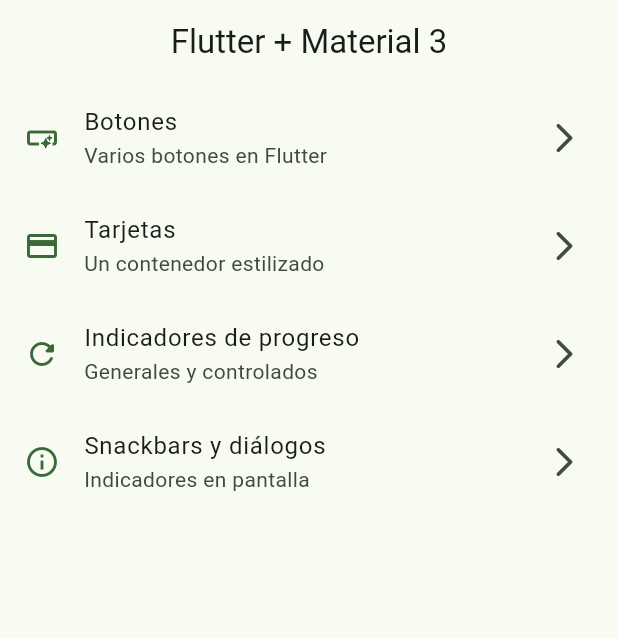
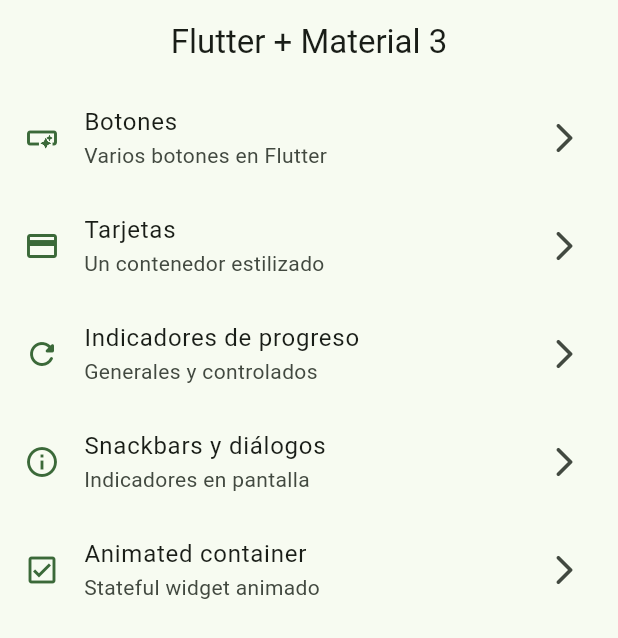
Before and after one commit to lucasgil1804/app_flutter_widgets, a Flutter app: the screen it shows after launch, on a phone screen of 412 x 824 dp. Shown: the top 638 px of the screen. Run offline on Flutter 3.47's test engine with Material 3 defaults, Android fonts, the phone set to English and light mode, and no system bars; our stand-ins replace go_router.

Commit message:
Animated container terminado

```diff
--- a/lib/config/menu/menu_items.dart
+++ b/lib/config/menu/menu_items.dart
@@ -34,4 +34,9 @@ const appMenuItems = <MenuItems>[
       subTitle: 'Indicadores en pantalla',
       link: '/snackbars',
       icon: Icons.info_outline),
+  MenuItems(
+      title: 'Animated container',
+      subTitle: 'Stateful widget animado',
+      link: '/animated',
+      icon: Icons.check_box_outlined),
 ];
--- a/lib/config/router/app_router.dart
+++ b/lib/config/router/app_router.dart
@@ -24,6 +24,10 @@ final appRouter = GoRouter(
     GoRoute(
       path: '/snackbars',
       builder: (context, state) => SnackbarScreen(),
+    ),
+    GoRoute(
+      path: '/animated',
+      builder: (context, state) => AnimatedScreen(),
     )
   ],
 );
```
Also changed, not shown: lib/presentation/screens/animated/animated_screen.dart (+45 -2 lines).
